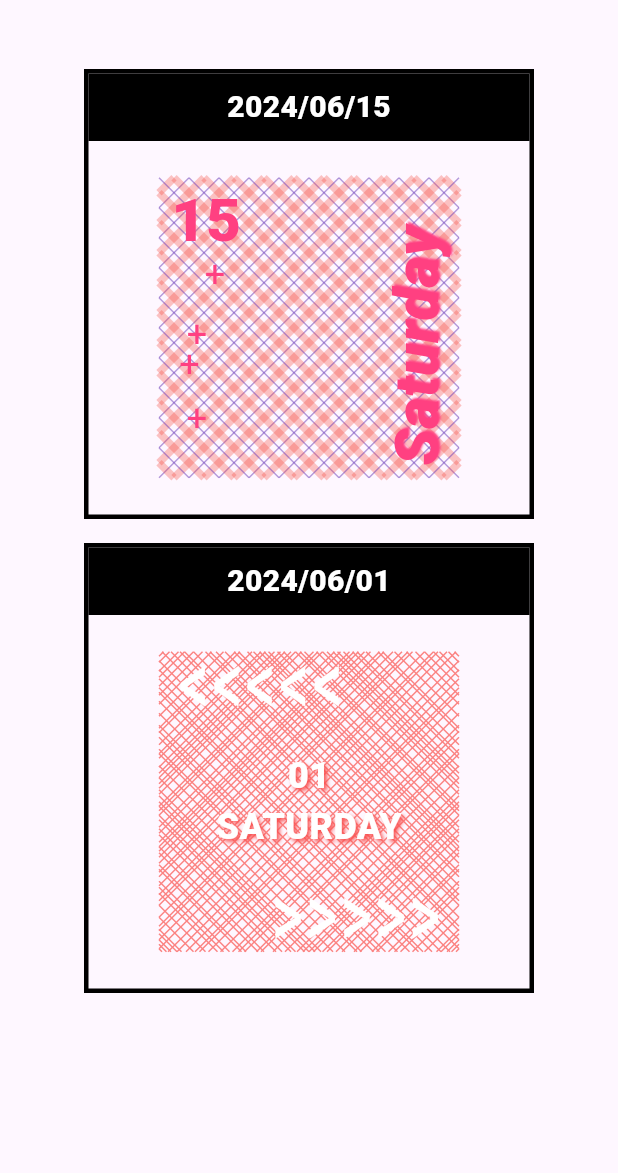
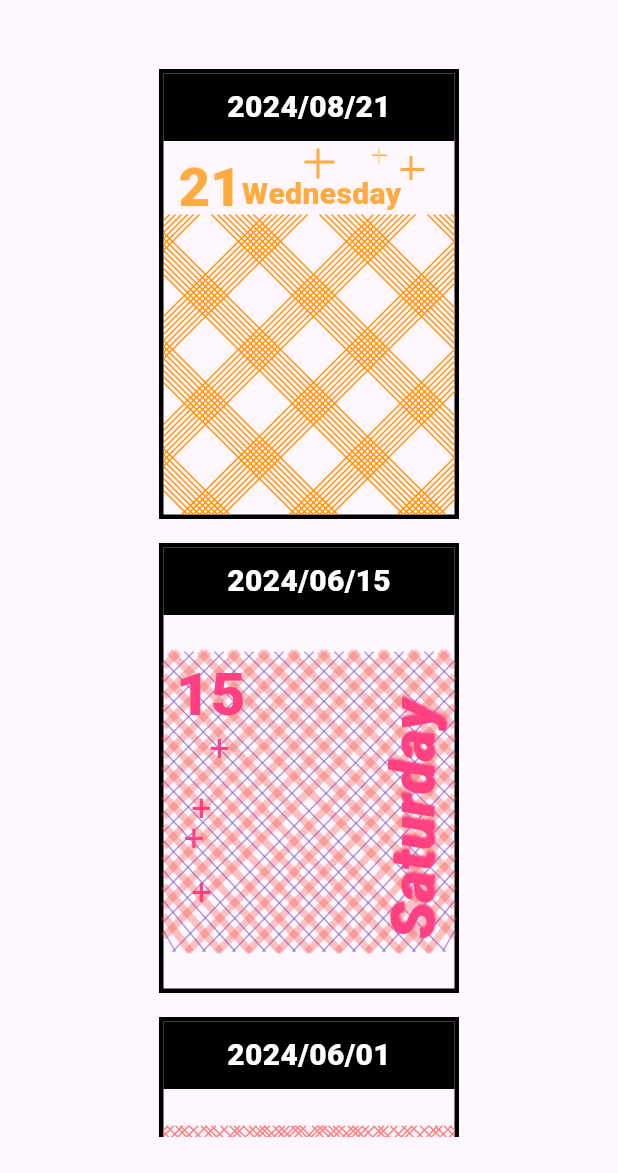
Before and after one commit to ssj24/patterns, a Flutter app: the screen it shows after launch, on a phone screen of 412 x 824 dp, the part 63-1236 px from its top. Run offline on Flutter 3.47's test engine with Material 3 defaults, Android fonts, the phone set to English and light mode, and no system bars.

Commit message:
Feat: add 8 by 10 check pattern

```diff
--- a/lib/screens/index_page.dart
+++ b/lib/screens/index_page.dart
@@ -15,6 +15,11 @@ class IndexPage extends StatefulWidget {
 
 class _IndexPageState extends State<IndexPage> {
   List<Pattern> patterns = [
+    Pattern(
+      date: DateTime.parse('2024-08-21'),
+      pattern: "CheckPattern8By10",
+      dateWidget: "HeaderDate",
+    ),
     Pattern(
       date: DateTime.parse('2024-06-15'),
       pattern: "TwoTypeCheckPattern",
--- a/lib/services/pattern.dart
+++ b/lib/services/pattern.dart
@@ -1,14 +1,18 @@
 import 'package:flutter/material.dart';
+import 'package:patterns/widgets/patterns/check_pattern_8_by_10.dart';
 
 import 'package:patterns/widgets/patterns/irregular_diagonal_line.dart';
 import 'package:patterns/widgets/patterns/two_type_check_pattern.dart';
+import 'package:patterns/widgets/patterns/check_pattern_8_by_10.dart';
 
 import 'package:patterns/widgets/dates/center_date.dart';
 import 'package:patterns/widgets/dates/right_bottom_day.dart';
+import 'package:patterns/widgets/dates/header_date.dart';
 
 Map<String, Function()> patternMap = {
   'IrregularDiagonalLine': () => IrregularDiagonalLine(),
   'TwoTypeCheckPattern': () => TwoTypeCheckPattern(),
+  'CheckPattern8By10': () => CheckPattern8By10(),
 };
 
 Widget getDateWidget(String className, DateTime targetTime) {
@@ -17,6 +21,8 @@ Widget getDateWidget(String className, DateTime targetTime) {
       return CenterDate(target: targetTime);
     case 'RightBottomDay':
       return RightBottomDay(target: targetTime);
+    case 'HeaderDate':
+      return HeaderDate(target: targetTime);
     default:
       throw Exception('Unsupported class name: $className');
   }
--- /dev/null
+++ b/lib/widgets/dates/header_date.dart
@@ -0,0 +1,140 @@
+import 'package:flutter/material.dart';
+
+import 'package:patterns/widgets/pattern_card.dart';
+import 'package:patterns/services/utils.dart';
+import 'package:patterns/models/patterns.dart';
+
+class HeaderDate extends StatelessWidget {
+  const HeaderDate({
+    super.key,
+    required this.target,
+  });
+
+  final DateTime target;
+
+  @override
+  Widget build(BuildContext context) {
+    return Stack(children: [
+      Positioned(
+        top: 0,
+        right: 80,
+        child: Stack(
+          children: [
+            Container(
+              width: 20,
+              height: 15,
+              // color: Colors.red,
+                decoration: BoxDecoration(
+                  border: Border(bottom: BorderSide(width: 2.0, color: Colors.orangeAccent.shade200))
+                ),
+            ),
+            Padding(
+              padding: const EdgeInsets.only(top: 5.0),
+              child: Container(
+                width: 10,
+                height: 20,
+                // color: Colors.red,
+                decoration: BoxDecoration(
+                    border: Border(right: BorderSide(width: 2.0, color: Colors.orangeAccent.shade200))
+                ),
+              ),
+            ),
+          ],
+        ),
+      ),
+      Positioned(
+        top: 0,
+        right: 45,
+        child: Stack(
+          children: [
+            Container(
+              width: 10,
+              height: 10,
+              // color: Colors.red,
+              decoration: BoxDecoration(
+                  border: Border(bottom: BorderSide(color: Colors.orangeAccent.shade200))
+              ),
+            ),
+            Padding(
+              padding: const EdgeInsets.only(top: 5.0),
+              child: Container(
+                width: 5,
+                height: 10,
+                // color: Colors.red,
+                decoration: BoxDecoration(
+                    border: Border(right: BorderSide(color: Colors.orangeAccent.shade100))
+                ),
+              ),
+            ),
+          ],
+        ),
+      ),
+      Positioned(
+        top: 0,
+        right: 20,
+        child: Stack(
+          children: [
+            Container(
+              width: 16,
+              height: 20,
+              // color: Colors.red,
+              decoration: BoxDecoration(
+                  border: Border(bottom: BorderSide(width: 2, color: Colors.orangeAccent.shade200))
+              ),
+            ),
+            Padding(
+              padding: const EdgeInsets.only(top: 10.0),
+              child: Container(
+                width: 8,
+                height: 16,
+                // color: Colors.red,
+                decoration: BoxDecoration(
+                    border: Border(right: BorderSide(width: 2, color: Colors.orangeAccent.shade200))
+                ),
+              ),
+            ),
+          ],
+        ),
+      ),
+      Positioned(
+        top: 5,
+        left: 10,
+        child: Row(
+          mainAxisAlignment: MainAxisAlignment.start,
+          children: [
+            Padding(
+              padding: const EdgeInsets.only(bottom: 10.0),
+              child: Text(
+                dateFormatter(target, option: 1),
+                style: TextStyle(
+                  // backgroundColor: Colors.white,
+                  fontWeight: FontWeight.w900,
+                  fontSize: 36,
+                  color: Colors.orangeAccent.shade200,
+                ),
+              ),
+            ),
+            Text(
+              getWeekday(target).substring(0, 1).toUpperCase(),
+              style: TextStyle(
+                // backgroundColor: Colors.white,
+                fontWeight: FontWeight.w900,
+                fontSize: 20,
+                color: Colors.orangeAccent.shade200,
+              ),
+            ),
+            Text(
+              getWeekday(target).substring(1),
+              style: TextStyle(
+                // backgroundColor: Colors.white,
+                fontWeight: FontWeight.w900,
+                fontSize: 20,
+                color: Colors.orangeAccent.shade200,
+              ),
+            )
+          ],
+        ),
+      ),
+    ]);
+  }
+}
--- a/lib/widgets/pattern_card.dart
+++ b/lib/widgets/pattern_card.dart
@@ -22,7 +22,7 @@ class _PatternCardState extends State<PatternCard> {
     // CustomPainter? customPatternPainter = classMap[widget.target.pattern]!();
     return Center(
         child: Container(
-            width: 300,
+            width: 200,
             height: 300,
             decoration: BoxDecoration(
                 border: Border.all(
@@ -50,9 +50,7 @@ class _PatternCardState extends State<PatternCard> {
                 Expanded(
                   child: Stack(
                       children: [
-                        Center(
-                          child: customPatternPainter,
-                        ),
+                        customPatternPainter,
                         dateWidget,
                         // CenterDate(target: widget.target),
                       ]
--- /dev/null
+++ b/lib/widgets/patterns/check_pattern_8_by_10.dart
@@ -0,0 +1,28 @@
+import 'package:flutter/material.dart';
+import 'package:patterns/widgets/patterns/two_type_check_pattern_painter.dart';
+
+import 'check_pattern_8_by_10_painter.dart';
+import 'irregular_diagonal_line_painter.dart';
+
+class CheckPattern8By10 extends StatelessWidget {
+  const CheckPattern8By10({
+    super.key,
+  });
+
+
+  @override
+  Widget build(BuildContext context) {
+    return Positioned(
+      bottom: 0,
+      left: 0,
+      child: Stack(
+          children: [
+            CustomPaint(
+              size: Size(200, 200), // 캔버스 크기
+              painter: CheckPattern8By10Painter(),
+            ),
+          ]
+      ),
+    );
+  }
+}
--- /dev/null
+++ b/lib/widgets/patterns/check_pattern_8_by_10_painter.dart
@@ -0,0 +1,49 @@
+import 'package:flutter/material.dart';
+
+import 'package:patterns/services/utils.dart';
+
+class CheckPattern8By10Painter extends CustomPainter {
+  @override
+  void paint(Canvas canvas, Size size) {
+    List<Color> colors = [
+      Colors.orangeAccent.shade400,
+      Colors.transparent,
+    ];
+    List<int> widths = [8, 10];
+    Paint paint = Paint()
+      ..color = colors[0] // 라인 색상
+      ..strokeWidth = 1; // 라인 두께
+    int curIdx = 0;
+    int count = 1;
+    double i = 0.0;
+    while (i < size.width * 2) {
+      if (i > size.width) {
+        canvas.drawLine(Offset(size.width, i - size.width),
+            Offset(i - size.width, size.height), paint);
+        canvas.drawLine(Offset(0, i - size.width),
+            Offset(size.width - (i - size.width), size.height), paint);
+      } else {
+        canvas.drawLine(Offset(i, 0), Offset(0, i), paint);
+        canvas.drawLine(
+            Offset(size.width - i, 0), Offset(size.width, i), paint);
+      }
+      count += 1;
+      if (curIdx == 0 && count == widths[0]) {
+        curIdx = 1;
+        count = 0;
+      } else if (curIdx == 1 && count == widths[1]) {
+        curIdx = 0;
+        count = 0;
+      }
+
+      paint.color = colors[curIdx];
+      i += 4;
+    }
+  }
+
+  @override
+  bool shouldRepaint(covariant CustomPainter oldDelegate) {
+    // 항상 다시 그리도록 설정
+    return true;
+  }
+}
--- a/lib/widgets/patterns/irregular_diagonal_line.dart
+++ b/lib/widgets/patterns/irregular_diagonal_line.dart
@@ -10,7 +10,8 @@ class IrregularDiagonalLine extends StatelessWidget {
 
   @override
   Widget build(BuildContext context) {
-    return Stack(
+    return Center(
+      child: Stack(
           children: [
             CustomPaint(
               size: Size(200, 200), // 캔버스 크기
@@ -67,6 +68,7 @@ class IrregularDiagonalLine extends StatelessWidget {
                 )
             ),
           ]
+      ),
     );
   }
 }
--- a/lib/widgets/patterns/two_type_check_pattern.dart
+++ b/lib/widgets/patterns/two_type_check_pattern.dart
@@ -11,7 +11,8 @@ class TwoTypeCheckPattern extends StatelessWidget {
 
   @override
   Widget build(BuildContext context) {
-    return Stack(
+    return Center(
+      child: Stack(
           children: [
             CustomPaint(
               size: Size(200, 200), // 캔버스 크기
@@ -90,6 +91,7 @@ class TwoTypeCheckPattern extends StatelessWidget {
                 )
             ),
           ]
+      ),
     );
   }
 }
```
Also changed, not shown: 1 other file. Lines whose indentation alone changed are shown as unchanged.
